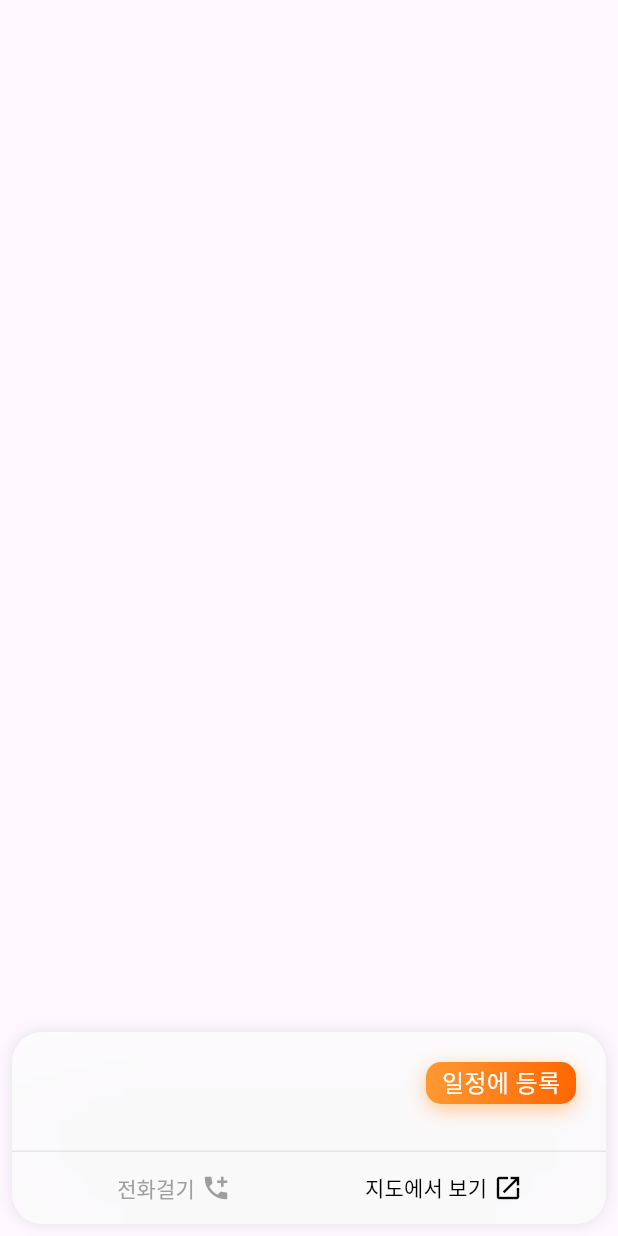
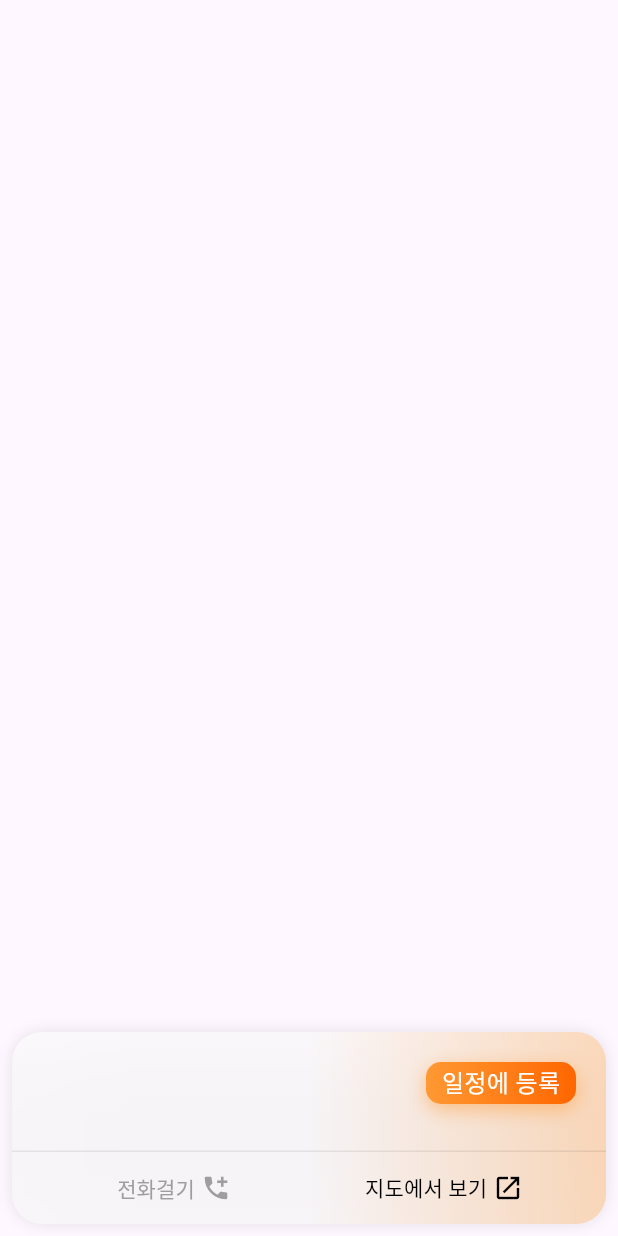
Before and after one commit to kilito0118/-3-, a Flutter app: the RecommendedPlaceWidget widget shown alone on an empty page, opened directly with empty values, on a phone screen of 412 x 824 dp. Run offline on Flutter 3.47's test engine with Material 3 defaults, Android fonts, the phone set to English and light mode, and no system bars; our stand-ins replace cloud_firestore, dotted_border, firebase_auth, firebase_core, flutter_dotenv, geolocator; missing offline and left inert: flutter_naver_map, map_launcher; accounts and stored records are empty; generated files the repository leaves out were written again; network calls fail.

Commit message:
colorchange

```diff
--- a/open_sw/lib/recommendPlacePage/recommended_place_widget.dart
+++ b/open_sw/lib/recommendPlacePage/recommended_place_widget.dart
@@ -70,7 +70,14 @@ class _RecommendedPlaceWidgetState extends State<RecommendedPlaceWidget> {
             filter: ImageFilter.blur(sigmaX: 40, sigmaY: 40),
             child: Container(
               decoration: BoxDecoration(
-                color: Colors.white.withAlpha(200),
+                gradient: LinearGradient(
+                  colors: [
+                    Color(0xFFFFFFFF).withAlpha(160),
+                    Color(0xFFFF9933).withAlpha(160)
+                  ],
+                  begin: Alignment(0.0, 0.0),
+                  end: Alignment(2.0, 0.0),
+                ),
               ),
               child: Column(
                 mainAxisSize: MainAxisSize.min,
--- a/open_sw/lib/recommendPlacePage/set_place_page.dart
+++ b/open_sw/lib/recommendPlacePage/set_place_page.dart
@@ -48,6 +48,7 @@ class _SetPlacePageState extends State<SetPlacePage> {
               color: Color(0xFFF2F2F2)
           ),
           child: SingleChildScrollView(
+            physics: BouncingScrollPhysics(),
               child: Padding(
                 padding: EdgeInsets.symmetric(horizontal: 14),
                 child: Column(
```
